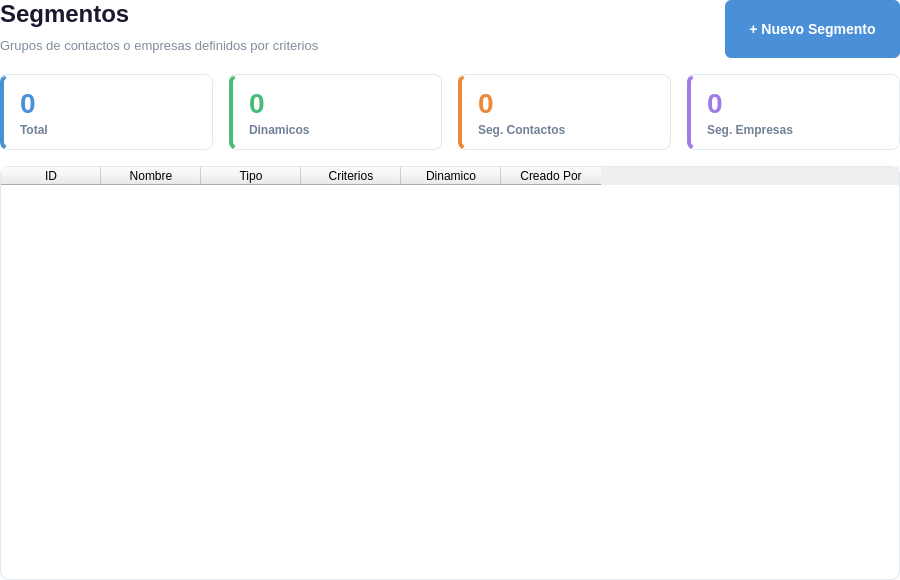
Qt form app/views/ui/segmentacion/segmento_list.ui (DataDave-Dev/CRM-Portable) before a commit.
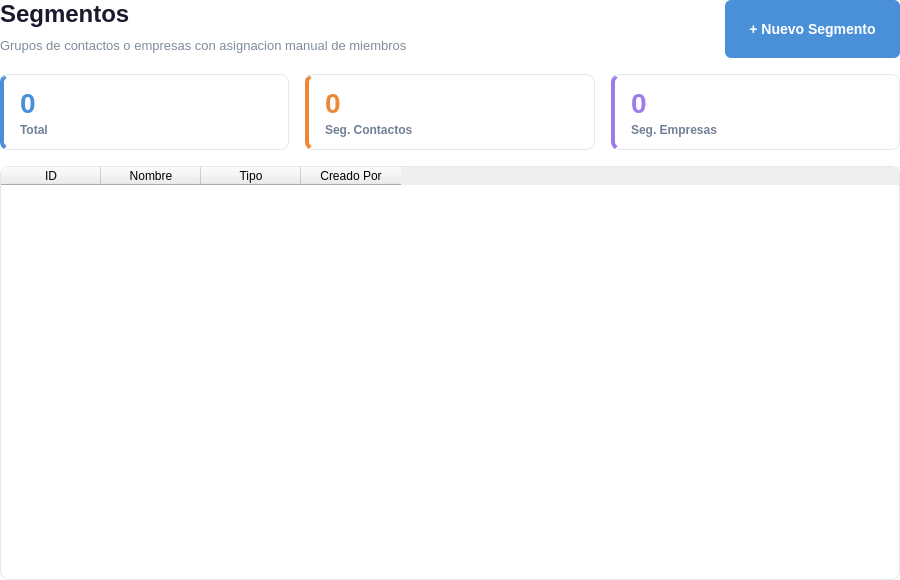
The same form after that commit.

Commit message: refactor(segmentacion): reemplazar segmentos dinamicos por asignacion manual

Diff of the .ui file:
```diff
--- a/app/views/ui/segmentacion/segmento_list.ui
+++ b/app/views/ui/segmentacion/segmento_list.ui
@@ -42,12 +42,6 @@
     border-radius: 8px;
     border-left: 4px solid #4a90d9;
 }
-QFrame#cardDinamicos {
-    background-color: white;
-    border: 1px solid #e2e8f0;
-    border-radius: 8px;
-    border-left: 4px solid #48bb78;
-}
 QFrame#cardContactos {
     background-color: white;
     border: 1px solid #e2e8f0;
@@ -63,16 +57,13 @@
 QLabel#statValueTotal {
     font-size: 28px; font-weight: bold; color: #4a90d9;
 }
-QLabel#statValueDinamicos {
-    font-size: 28px; font-weight: bold; color: #48bb78;
-}
 QLabel#statValueContactos {
     font-size: 28px; font-weight: bold; color: #ed8936;
 }
 QLabel#statValueEmpresas {
     font-size: 28px; font-weight: bold; color: #9f7aea;
 }
-QLabel#statLabelTotal, QLabel#statLabelDinamicos,
+QLabel#statLabelTotal,
 QLabel#statLabelContactos, QLabel#statLabelEmpresas {
     font-size: 12px; color: #718096; font-weight: 500;
 }
@@ -129,7 +120,7 @@
        </item>
        <item>
         <widget class="QLabel" name="listSubtitle">
-         <property name="text"><string>Grupos de contactos o empresas definidos por criterios</string></property>
+         <property name="text"><string>Grupos de contactos o empresas con asignacion manual de miembros</string></property>
         </widget>
        </item>
       </layout>
@@ -166,20 +157,6 @@
        </layout>
       </widget>
      </item>
-     <item>
-      <widget class="QFrame" name="cardDinamicos">
-       <property name="maximumSize"><size><width>16777215</width><height>80</height></size></property>
-       <layout class="QVBoxLayout" name="cardDinamicosLayout">
-        <property name="leftMargin"><number>16</number></property>
-        <property name="topMargin"><number>12</number></property>
-        <property name="rightMargin"><number>16</number></property>
-        <property name="bottomMargin"><number>12</number></property>
-        <property name="spacing"><number>4</number></property>
-        <item><widget class="QLabel" name="statValueDinamicos"><property name="text"><string>0</string></property></widget></item>
-        <item><widget class="QLabel" name="statLabelDinamicos"><property name="text"><string>Dinamicos</string></property></widget></item>
-       </layout>
-      </widget>
-     </item>
      <item>
       <widget class="QFrame" name="cardContactos">
        <property name="maximumSize"><size><width>16777215</width><height>80</height></size></property>
@@ -217,12 +194,10 @@
      <property name="selectionMode"><enum>QAbstractItemView::SingleSelection</enum></property>
      <property name="selectionBehavior"><enum>QAbstractItemView::SelectRows</enum></property>
      <property name="showGrid"><bool>true</bool></property>
-     <property name="columnCount"><number>6</number></property>
+     <property name="columnCount"><number>4</number></property>
      <column><property name="text"><string>ID</string></property></column>
      <column><property name="text"><string>Nombre</string></property></column>
      <column><property name="text"><string>Tipo</string></property></column>
-     <column><property name="text"><string>Criterios</string></property></column>
-     <column><property name="text"><string>Dinamico</string></property></column>
      <column><property name="text"><string>Creado Por</string></property></column>
     </widget>
    </item>
```
The commit also changes 7 other files.
